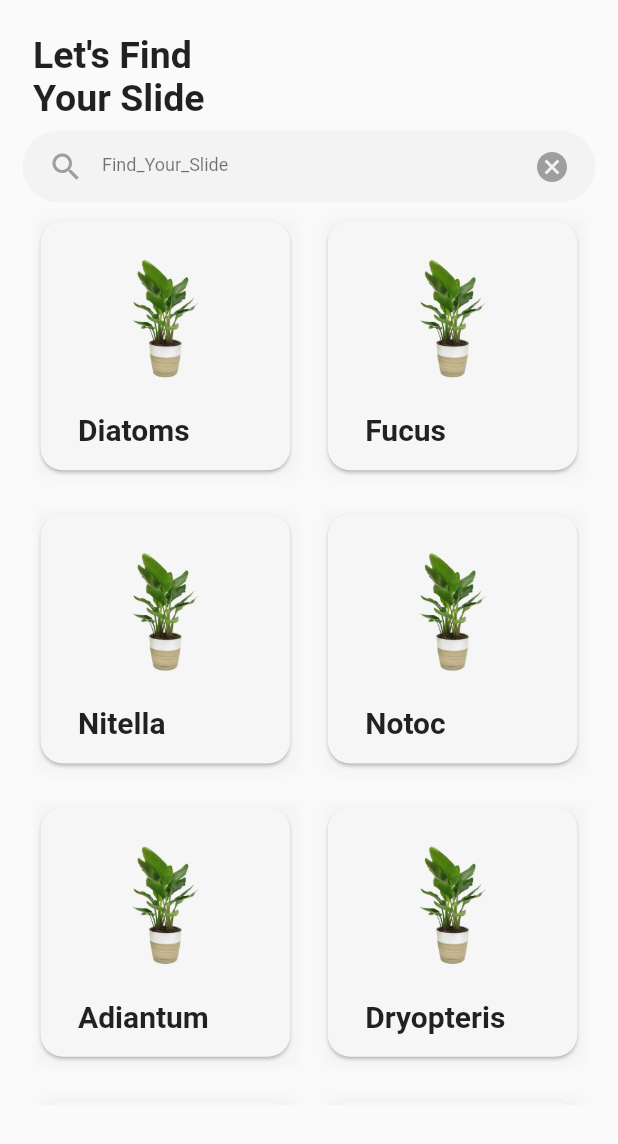
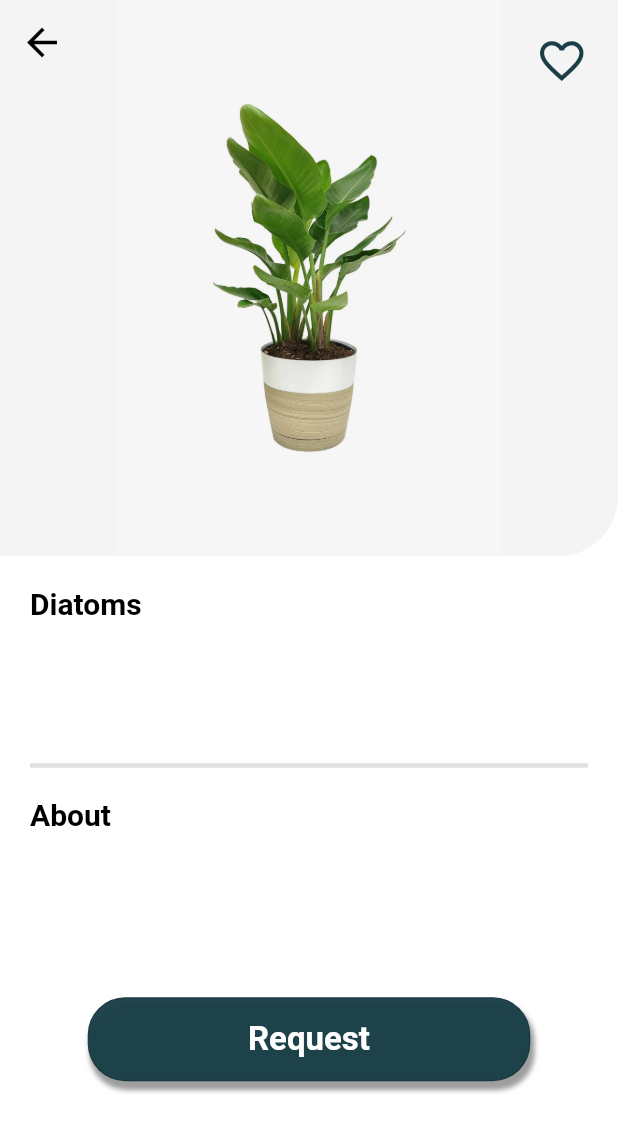
Before and after one commit to Rehab-Hamdi/Digital-System-for-Botany-Slides, a Flutter app: the MobileHomeView screen opened by its route, after a tap on "Diatoms", on a phone screen of 412 x 824 dp. Shown: the top 1144 px of the screen. Run offline on Flutter 3.47's test engine with Material 2 defaults, Android fonts, the phone set to English and light mode, and no system bars; our stand-ins replace curved_navigation_bar, firebase_auth, firebase_core, table_calendar; accounts and stored records are empty.

Commit message:
planet details and favorite

```diff
--- a/lib/core/custom_widgets/plants_card_item.dart
+++ b/lib/core/custom_widgets/plants_card_item.dart
@@ -2,6 +2,7 @@
 import 'package:flutter/material.dart';
 import 'package:our_test_project/core/styles/colors.dart';
 import 'package:our_test_project/models/plants_models.dart';
+import 'package:our_test_project/presentation/planet_info/planet_info_view.dart';
 
 class PlantsCardItem extends StatelessWidget
 {
@@ -9,10 +10,13 @@ class PlantsCardItem extends StatelessWidget
   PlantsCardItem({super.key, required this.plantsModel});
 
   PlantsModel plantsModel;
+
   @override
   Widget build(BuildContext context) {
     return InkWell(
       onTap: () {
+        Navigator.pushReplacementNamed(context, PlanetInfoView.routeName,
+            arguments: plantsModel);
       },
       child: Padding(
         padding: const EdgeInsets.all(8.0),
@@ -36,16 +40,21 @@ class PlantsCardItem extends StatelessWidget
               //mainAxisAlignment: MainAxisAlignment.spaceEvenly,
               children: [
                 Container(
-                  padding: EdgeInsets.only(top: 3.0),
+                  padding: const EdgeInsets.only(top: 3.0),
                   width: 500,
                   height: 128,
-                  child: Image.asset('assets/images/myPlant.png',
+                  child: Image.asset(
+                    'assets/images/myPlant.png',
                   ),
                 ),
                 Container(
-                  padding: EdgeInsets.only(left: 25.0, bottom: 5.0),
-                  alignment: Alignment.centerLeft,
-                    child: Text( plantsModel.plant_name, style: const TextStyle(fontSize: 20, fontWeight: FontWeight.bold),)),
+                    padding: const EdgeInsets.only(left: 25.0, bottom: 5.0),
+                    alignment: Alignment.centerLeft,
+                    child: Text(
+                      plantsModel.plant_name,
+                      style: const TextStyle(
+                          fontSize: 20, fontWeight: FontWeight.bold),
+                    )),
               ],
             ),
           ),
--- a/lib/core/styles/colors.dart
+++ b/lib/core/styles/colors.dart
@@ -13,4 +13,6 @@ class MyColors {
   static const Color designGreen = Color(0xff294b53);
   static const Color plantBackground = Color(0xfff6f6f6);
   static const Color active = Color(0xFF5534A5);
+  static const Color white = Color(0xffF5F5F5);
+  static const Color green2 = Color(0xff193E46);
 }
--- a/lib/core/styles/my_themes.dart
+++ b/lib/core/styles/my_themes.dart
@@ -5,9 +5,13 @@ class MyThemeData{
   static final ThemeData themeData = ThemeData(
     textTheme: const TextTheme(
       headline1: TextStyle(
-        color: MyColors.darkGray,
-        fontSize: 35,
-        fontWeight: FontWeight.normal
+          color: MyColors.darkGray,
+          fontSize: 35,
+          fontWeight: FontWeight.normal),
+      headline2: TextStyle(
+        color: Colors.black,
+        fontWeight: FontWeight.bold,
+        fontSize: 20,
       ),
     ),
   );
--- a/lib/models/plants_models.dart
+++ b/lib/models/plants_models.dart
@@ -1,9 +1,6 @@
-import 'dart:ui';
-
 class PlantsModel
 {
   final String plant_name;
   var plant_image;
   PlantsModel({required this.plant_image, required this.plant_name});
-
 }
--- a/lib/presentation/home/mobile_home_view.dart
+++ b/lib/presentation/home/mobile_home_view.dart
@@ -18,28 +18,6 @@ class _MobileHomeViewState extends State<MobileHomeView> {
   var _searchTextController = TextEditingController();
   List<String>? itemsListSearch;
 
-  List<String> PlantsImage=[
-    'assets/images/myPlant.png',
-    'assets/images/myPlant.png',
-    'assets/images/myPlant.png',
-    'assets/images/myPlant.png',
-    'assets/images/myPlant.png',
-    'assets/images/myPlant.png',
-    'assets/images/myPlant.png',
-    'assets/images/myPlant.png',
-    'assets/images/myPlant.png',
-    'assets/images/myPlant.png',
-    'assets/images/myPlant.png',
-    'assets/images/myPlant.png',
-    'assets/images/myPlant.png',
-    'assets/images/myPlant.png',
-    'assets/images/myPlant.png',
-    'assets/images/myPlant.png',
-    'assets/images/myPlant.png',
-    'assets/images/myPlant.png',
-
-  ];
-
   List<String> PlantsName=[
     'Diatoms',
     'Fucus',
@@ -58,7 +36,31 @@ class _MobileHomeViewState extends State<MobileHomeView> {
     'Aloe',
     'Cyperus',
     'Iris',
-    'Musa',];
+    'Musa',
+  ];
+
+  List<PlantsModel> plantsList = [
+    PlantsModel(
+        plant_image: 'assets/images/myPlant.png', plant_name: 'Diatoms'),
+    PlantsModel(plant_image: 'assets/images/myPlant.png', plant_name: 'Fucus'),
+    PlantsModel(
+        plant_image: 'assets/images/myPlant.png', plant_name: 'Nitella'),
+    PlantsModel(plant_image: 'assets/images/myPlant.png', plant_name: 'Notoc'),
+    PlantsModel(
+        plant_image: 'assets/images/myPlant.png', plant_name: 'Adiantum'),
+    PlantsModel(
+        plant_image: 'assets/images/myPlant.png', plant_name: 'Dryopteris'),
+    PlantsModel(
+        plant_image: 'assets/images/myPlant.png', plant_name: 'Marsilea'),
+    PlantsModel(
+        plant_image: 'assets/images/myPlant.png', plant_name: 'Sphangnum'),
+    PlantsModel(plant_image: 'assets/images/myPlant.png', plant_name: 'Pteris'),
+    PlantsModel(
+        plant_image: 'assets/images/myPlant.png', plant_name: 'Sphangnum'),
+    PlantsModel(plant_image: 'assets/images/myPlant.png', plant_name: 'Cycas'),
+    PlantsModel(
+        plant_image: 'assets/images/myPlant.png', plant_name: 'Sphangnum'),
+  ];
 
   void dispose() {
     super.dispose();
@@ -90,8 +92,11 @@ class _MobileHomeViewState extends State<MobileHomeView> {
                       children: [
                         Container(
                           padding: const EdgeInsets.all(7.0),
-                          child: const Text( "Let's Find \nYour Slide",
-                            style: TextStyle(fontSize: 25, fontWeight: FontWeight.bold),) ,
+                          child: const Text(
+                            "Let's Find \nYour Slide!",
+                            style: TextStyle(
+                                fontSize: 25, fontWeight: FontWeight.bold),
+                          ),
                         ),
 
                         ///New Code for Search
@@ -174,15 +179,17 @@ class _MobileHomeViewState extends State<MobileHomeView> {
                                       mainAxisSpacing: 5,
                                       childAspectRatio: 1,
                                     ),
-                                  itemCount:_searchTextController.text.isEmpty? PlantsName.length: itemsListSearch!.length,
+                                    itemCount:
+                                        _searchTextController.text.isEmpty
+                                            ? plantsList.length
+                                            : itemsListSearch!.length,
                                     itemBuilder: (context, index) =>
-                                  _searchTextController.text.isEmpty?
-                                      PlantsCardItem(
-                                    plantsModel:PlantsModel(plant_image: PlantsImage[index], plant_name: PlantsName[index]) ,
-                                  ):  PlantsCardItem(
-                                    plantsModel:PlantsModel(plant_image: PlantsImage[index], plant_name: itemsListSearch![index]) ,
-                                  )
-                                ),
+                                        _searchTextController.text.isEmpty
+                                            ? PlantsCardItem(
+                                                plantsModel: plantsList[index])
+                                            : PlantsCardItem(
+                                                plantsModel:
+                                                    plantsList[index])),
                               ),
                       ],
                     ),
--- /dev/null
+++ b/lib/presentation/planet_info/planet_info_navigator.dart
@@ -0,0 +1,5 @@
+import 'package:our_test_project/core/base.dart';
+
+abstract class PlanetInfoNavigator extends BaseNavigator {
+  void goToHome();
+}
--- /dev/null
+++ b/lib/presentation/planet_info/planet_info_view.dart
@@ -0,0 +1,149 @@
+import 'package:flutter/material.dart';
+import 'package:our_test_project/core/base.dart';
+import 'package:our_test_project/core/custom_widgets/button.dart';
+import 'package:our_test_project/core/styles/colors.dart';
+import 'package:our_test_project/presentation/planet_info/provider/favorite_provider.dart';
+import 'package:our_test_project/models/plants_models.dart';
+import 'package:our_test_project/presentation/home/home_view.dart';
+import 'package:our_test_project/presentation/planet_info/planet_info_navigator.dart';
+import 'package:our_test_project/presentation/planet_info/planet_info_view_model.dart';
+import 'package:provider/provider.dart';
+
+class PlanetInfoView extends StatefulWidget {
+  static const String routeName = 'planetInfo';
+
+  @override
+  State<PlanetInfoView> createState() => _PlanetInfoViewState();
+}
+
+class _PlanetInfoViewState
+    extends BaseState<PlanetInfoView, PlanetInfoViewModel>
+    implements PlanetInfoNavigator {
+  PlantsModel? plantsModel;
+
+  @override
+  Widget build(BuildContext context) {
+    final provider = Provider.of<FavoriteProvider>(context);
+    plantsModel = ModalRoute.of(context)?.settings.arguments as PlantsModel;
+    return ChangeNotifierProvider(
+      create: (context) => viewModel,
+      child: SafeArea(
+        child: Scaffold(
+          extendBodyBehindAppBar: true,
+          backgroundColor: Colors.white,
+          appBar: AppBar(
+            leading: IconButton(
+              color: Colors.black,
+              icon: const Icon(Icons.arrow_back),
+              iconSize: 30.0,
+              onPressed: () {
+                goToHome();
+              },
+            ),
+            backgroundColor: Colors.transparent,
+            elevation: 0,
+            actions: [
+              Padding(
+                padding: const EdgeInsets.all(15.0),
+                child: IconButton(
+                  icon: provider.existInFavorite(plantsModel!)
+                      ? const Icon(
+                          Icons.favorite,
+                          color: Colors.red,
+                          size: 35.0,
+                        )
+                      : const Icon(
+                          Icons.favorite_outline,
+                          color: MyColors.green2,
+                          size: 35.0,
+                        ),
+                  onPressed: () {
+                    provider.toggleFavorite(plantsModel!);
+                    //Navigator.pushReplacementNamed(context, FavoriteView.routeName);
+                  },
+                ),
+              ),
+            ],
+          ),
+          body: SingleChildScrollView(
+            child: Column(
+              crossAxisAlignment: CrossAxisAlignment.stretch,
+              children: [
+                Container(
+                  width: double.infinity,
+                  height: MediaQuery.of(context).size.height * .45,
+                  decoration: const BoxDecoration(
+                      color: MyColors.lightGray,
+                      borderRadius:
+                          BorderRadius.only(bottomRight: Radius.circular(40))),
+                  child: Center(
+                    child: Image.asset(
+                      "assets/images/myPlant.png",
+                      width: MediaQuery.of(context).size.width * 0.66,
+                      height: MediaQuery.of(context).size.height * 0.66,
+                    ),
+                  ),
+                ),
+                Padding(
+                  padding: const EdgeInsets.only(top: 20.0, left: 20.0),
+                  child: Text(
+                    plantsModel!.plant_name,
+                    style: Theme.of(context).textTheme.headline2,
+                  ),
+                ),
+                ListView.builder(
+                  itemCount: 3,
+                  padding: const EdgeInsets.all(20.0),
+                  shrinkWrap: true,
+                  itemBuilder: (BuildContext context, int index) {
+                    return Text(
+                      "  ",
+                      style: Theme.of(context)
+                          .textTheme
+                          .headline1!
+                          .copyWith(fontSize: 16),
+                    );
+                  },
+                ),
+                const Divider(
+                  thickness: 3.0,
+                  indent: 20.0,
+                  endIndent: 20.0,
+                  height: 1,
+                ),
+                Padding(
+                  padding: const EdgeInsets.only(top: 20.0, left: 20.0),
+                  child: Text(
+                    "About",
+                    style: Theme.of(context).textTheme.headline2,
+                  ),
+                ),
+                const SizedBox(
+                  height: 110.0,
+                ),
+                CustomButton(
+                  width: 295,
+                  height: 56,
+                  color: MyColors.green,
+                  title: 'Request',
+                  radius: 10.0,
+                  function: () {},
+                ),
+              ],
+            ),
+          ),
+        ),
+      ),
+    );
+  }
+
+  @override
+  PlanetInfoViewModel initViewModel() {
+    return PlanetInfoViewModel();
+  }
+
+  @override
+  void goToHome() {
+    Navigator.pushReplacementNamed(context, HomeScreen.routeName);
+  }
+}
--- /dev/null
+++ b/lib/presentation/planet_info/planet_info_view_model.dart
@@ -0,0 +1,4 @@
+import 'package:our_test_project/core/base.dart';
+import 'package:our_test_project/presentation/planet_info/planet_info_navigator.dart';
+
+class PlanetInfoViewModel extends BaseViewModel<PlanetInfoNavigator> {}
--- /dev/null
+++ b/lib/presentation/planet_info/provider/favorite_provider.dart
@@ -0,0 +1,26 @@
+import 'package:flutter/cupertino.dart';
+import 'package:our_test_project/models/plants_models.dart';
+
+class FavoriteProvider extends ChangeNotifier {
+  List<PlantsModel> planets = [];
+
+  void toggleFavorite(PlantsModel plantsModel) {
+    final isExist = planets.contains(plantsModel);
+    if (isExist) {
+      planets.remove(plantsModel);
+    } else {
+      planets.add(plantsModel);
+    }
+    notifyListeners();
+  }
+
+  bool existInFavorite(PlantsModel plantsModel) {
+    final isExist = planets.contains(plantsModel);
+    return isExist;
+  }
+
+  void clearFavorite() {
+    planets = [];
+    notifyListeners();
+  }
+}
--- a/pubspec.yaml
+++ b/pubspec.yaml
@@ -68,9 +68,6 @@ flutter:
   # To add assets to your application, add an assets section, like this:
   assets:
     - assets/images/
-    - assets/images/mobileLoginWall.jpg
-    - assets/images/myPlant.png
-    - assets/images/noResult.jpg
   #   - images/a_dot_ham.jpeg
 
   # An image asset can refer to one or more resolution-specific "variants", see
```
Also changed, not shown: lib/main.dart (+22 -17 lines), lib/presentation/auth/login/desktop_login_view.dart (+8 -1 lines), lib/presentation/favorites/favorites_veiw.dart (+17 -5 lines), lib/presentation/start/desktop_start_view.dart (+24 -6 lines), lib/presentation/start/mobile_start_view.dart (+23 -5 lines), lib/presentation/start/start_navigator.dart (added, +9 -0 lines), lib/presentation/start/start_view_model.dart (deleted). Lines whose indentation alone changed are shown as unchanged.
